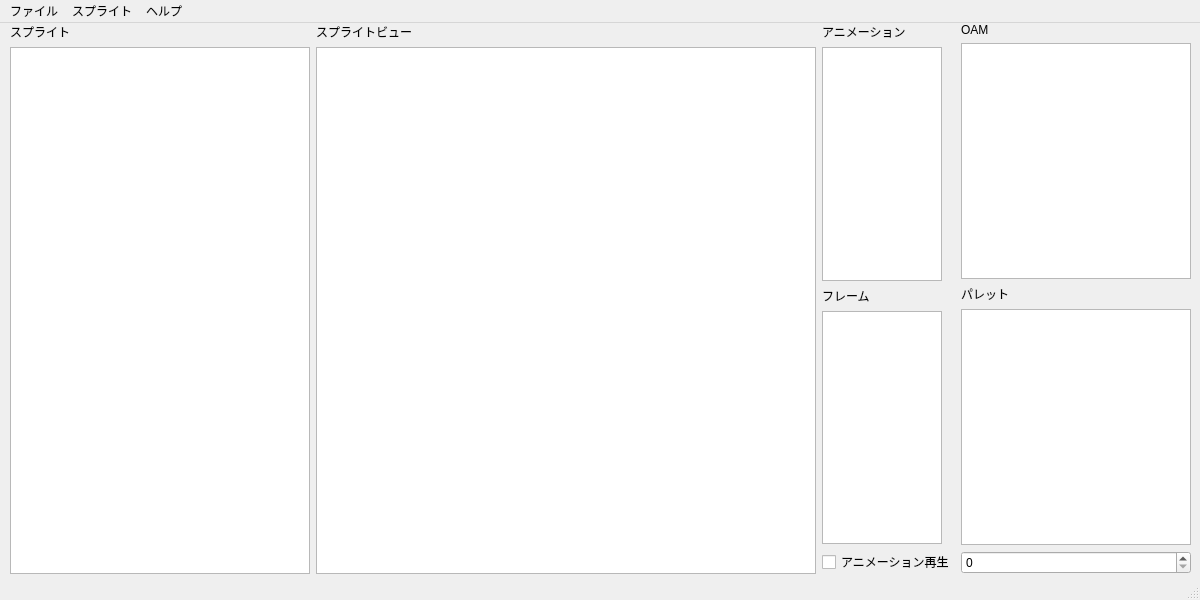
idealexe/EXE6_Tools, file EXESpriteReader.ui: the form before one commit.
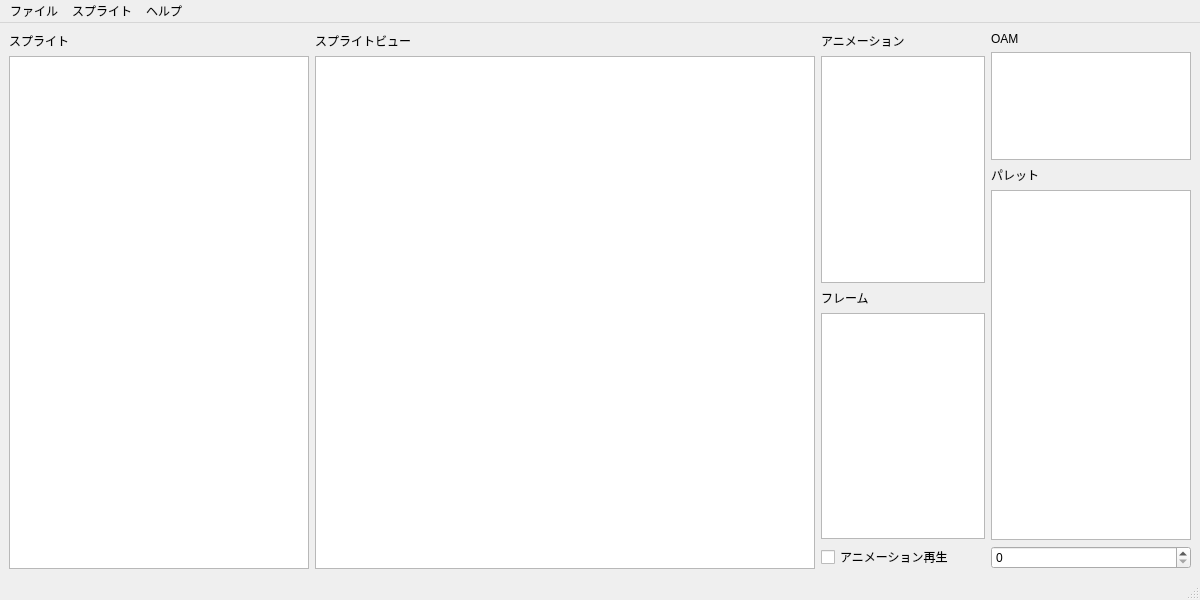
The form after the commit.

Commit message: リポイント機能を実装

```diff
--- a/EXESpriteReader.ui
+++ b/EXESpriteReader.ui
@@ -10,25 +10,21 @@
     <height>600</height>
    </rect>
   </property>
-  <property name="minimumSize">
-   <size>
-    <width>1200</width>
-    <height>600</height>
-   </size>
-  </property>
   <property name="windowTitle">
    <string>ロックマンエグゼ スプライトリーダー by ideal</string>
   </property>
   <widget class="QWidget" name="centralwidget">
-   <widget class="QWidget" name="horizontalLayoutWidget">
-    <property name="geometry">
-     <rect>
-      <x>10</x>
-      <y>0</y>
-      <width>1181</width>
-      <height>551</height>
-     </rect>
-    </property>
+   <property name="enabled">
+    <bool>true</bool>
+   </property>
+   <property name="sizePolicy">
+    <sizepolicy hsizetype="Expanding" vsizetype="Expanding">
+     <horstretch>0</horstretch>
+     <verstretch>0</verstretch>
+    </sizepolicy>
+   </property>
+   <layout class="QHBoxLayout" name="horizontalLayout">
+    <item>
     <layout class="QHBoxLayout" name="baseHLayout">
      <item>
       <layout class="QVBoxLayout" name="spriteLayout">
@@ -47,6 +43,12 @@
            <height>0</height>
           </size>
          </property>
+          <property name="maximumSize">
+           <size>
+            <width>400</width>
+            <height>16777215</height>
+           </size>
+          </property>
         </widget>
        </item>
       </layout>
@@ -75,11 +77,11 @@
           </size>
          </property>
          <property name="backgroundBrush">
-          <brush brushstyle="CrossPattern">
+           <brush brushstyle="SolidPattern">
            <color alpha="255">
-            <red>200</red>
-            <green>220</green>
-            <blue>240</blue>
+             <red>0</red>
+             <green>0</green>
+             <blue>255</blue>
            </color>
           </brush>
          </property>
@@ -118,16 +120,10 @@
         <widget class="QListWidget" name="animList">
          <property name="minimumSize">
           <size>
-           <width>0</width>
+            <width>150</width>
            <height>0</height>
           </size>
          </property>
-         <property name="maximumSize">
-          <size>
-           <width>120</width>
-           <height>16777215</height>
-          </size>
-         </property>
         </widget>
        </item>
        <item>
@@ -139,10 +135,10 @@
        </item>
        <item>
         <widget class="QListWidget" name="frameList">
-         <property name="maximumSize">
+          <property name="minimumSize">
           <size>
-           <width>120</width>
-           <height>16777215</height>
+            <width>150</width>
+            <height>0</height>
           </size>
          </property>
         </widget>
@@ -166,7 +162,14 @@
         </widget>
        </item>
        <item>
-        <widget class="QListWidget" name="oamList"/>
+         <widget class="QListWidget" name="oamList">
+          <property name="sizePolicy">
+           <sizepolicy hsizetype="Expanding" vsizetype="Expanding">
+            <horstretch>0</horstretch>
+            <verstretch>0</verstretch>
+           </sizepolicy>
+          </property>
+         </widget>
        </item>
        <item>
         <widget class="QLabel" name="palLabel">
@@ -177,12 +180,21 @@
        </item>
        <item>
         <widget class="QListWidget" name="palList">
+          <property name="sizePolicy">
+           <sizepolicy hsizetype="Expanding" vsizetype="Expanding">
+            <horstretch>0</horstretch>
+            <verstretch>0</verstretch>
+           </sizepolicy>
+          </property>
          <property name="minimumSize">
           <size>
-           <width>0</width>
-           <height>0</height>
-          </size>
-         </property>
+            <width>200</width>
+            <height>350</height>
+           </size>
+          </property>
+          <property name="isWrapping" stdset="0">
+           <bool>false</bool>
+          </property>
         </widget>
        </item>
        <item>
@@ -191,7 +203,8 @@
       </layout>
      </item>
     </layout>
-   </widget>
+    </item>
+   </layout>
   </widget>
   <widget class="QMenuBar" name="menubar">
    <property name="geometry">
```
Left out of the diff: 129 changed lines with no effect on the pictures. Lines whose indentation alone changed are shown as unchanged. The commit also changes 1 other file.
